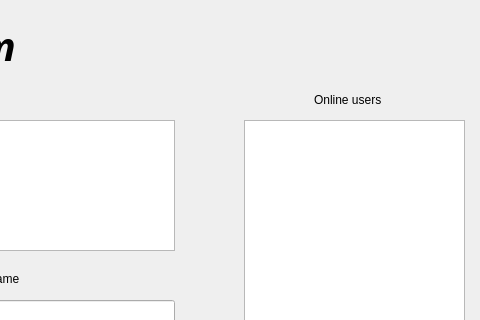
Old version of the form home.ui in the repository karimmady/DIST; both pictures show x 636 to 1116 and y 0 to 320 of the 1116 by 683 pixel window.
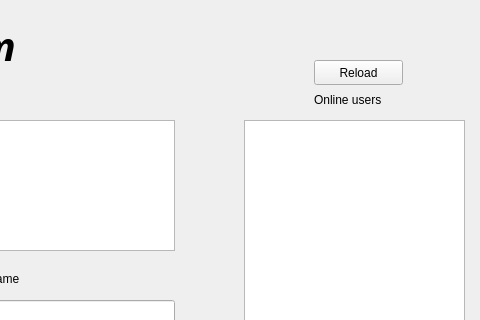
New version of the form.

Diff of the .ui file:
```diff
--- a/home.ui
+++ b/home.ui
@@ -225,6 +225,19 @@
     <string>TextLabel</string>
    </property>
   </widget>
+  <widget class="QPushButton" name="reload">
+   <property name="geometry">
+    <rect>
+     <x>950</x>
+     <y>60</y>
+     <width>89</width>
+     <height>25</height>
+    </rect>
+   </property>
+   <property name="text">
+    <string>Reload</string>
+   </property>
+  </widget>
  </widget>
  <resources/>
  <connections/>
```
